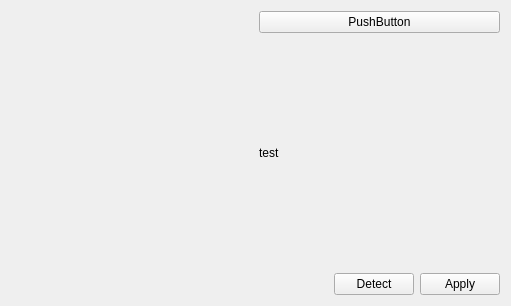
Above: qrchoice/qrcodes/reader/ui_qrcdetectwidget.ui from hl037/QRChoice before the change. Below: the same form after it.
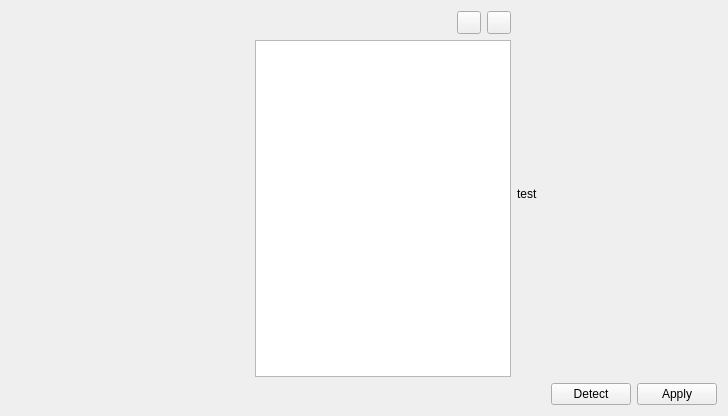
That is the form after the change. Icons and pictures are not drawn.

Diff of the .ui file:
```diff
--- a/qrchoice/qrcodes/reader/ui_qrcdetectwidget.ui
+++ b/qrchoice/qrcodes/reader/ui_qrcdetectwidget.ui
@@ -6,8 +6,8 @@
    <rect>
     <x>0</x>
     <y>0</y>
-    <width>511</width>
-    <height>306</height>
+    <width>728</width>
+    <height>416</height>
    </rect>
   </property>
   <property name="windowTitle">
@@ -19,7 +19,7 @@
      <item>
       <widget class="QLabel" name="imViewer">
        <property name="sizePolicy">
-        <sizepolicy hsizetype="Preferred" vsizetype="Expanding">
+        <sizepolicy hsizetype="Expanding" vsizetype="Expanding">
          <horstretch>0</horstretch>
          <verstretch>0</verstretch>
         </sizepolicy>
@@ -30,16 +30,75 @@
       </widget>
      </item>
      <item>
-      <layout class="QVBoxLayout" name="verticalLayout_2">
+      <layout class="QVBoxLayout" name="verticalLayout_3">
        <item>
-        <widget class="QPushButton" name="pushButton">
-         <property name="text">
-          <string>PushButton</string>
+        <layout class="QHBoxLayout" name="horizontalLayout_3">
+         <item>
+          <spacer name="horizontalSpacer_2">
+           <property name="orientation">
+            <enum>Qt::Horizontal</enum>
+           </property>
+           <property name="sizeHint" stdset="0">
+            <size>
+             <width>40</width>
+             <height>20</height>
+            </size>
+           </property>
+          </spacer>
+         </item>
+         <item>
+          <widget class="QToolButton" name="remFilter">
+           <property name="text">
+            <string/>
+           </property>
+           <property name="icon">
+            <iconset theme="list-remove"/>
+           </property>
+          </widget>
+         </item>
+         <item>
+          <widget class="QToolButton" name="clearFilters">
+           <property name="text">
+            <string/>
+           </property>
+           <property name="icon">
+            <iconset theme="edit-clear"/>
+           </property>
+          </widget>
+         </item>
+        </layout>
+       </item>
+       <item>
+        <widget class="QListView" name="filterView">
+         <property name="sizePolicy">
+          <sizepolicy hsizetype="Maximum" vsizetype="Expanding">
+           <horstretch>0</horstretch>
+           <verstretch>0</verstretch>
+          </sizepolicy>
+         </property>
+         <property name="sizeAdjustPolicy">
+          <enum>QAbstractScrollArea::AdjustIgnored</enum>
+         </property>
+         <property name="resizeMode">
+          <enum>QListView::Fixed</enum>
          </property>
         </widget>
        </item>
+      </layout>
+     </item>
+     <item>
+      <layout class="QVBoxLayout" name="verticalLayout_2">
+       <item>
+        <layout class="QVBoxLayout" name="filterButtons"/>
+       </item>
        <item>
         <widget class="QLabel" name="info">
+         <property name="minimumSize">
+          <size>
+           <width>200</width>
+           <height>0</height>
+          </size>
+         </property>
          <property name="text">
           <string>test</string>
          </property>
```
